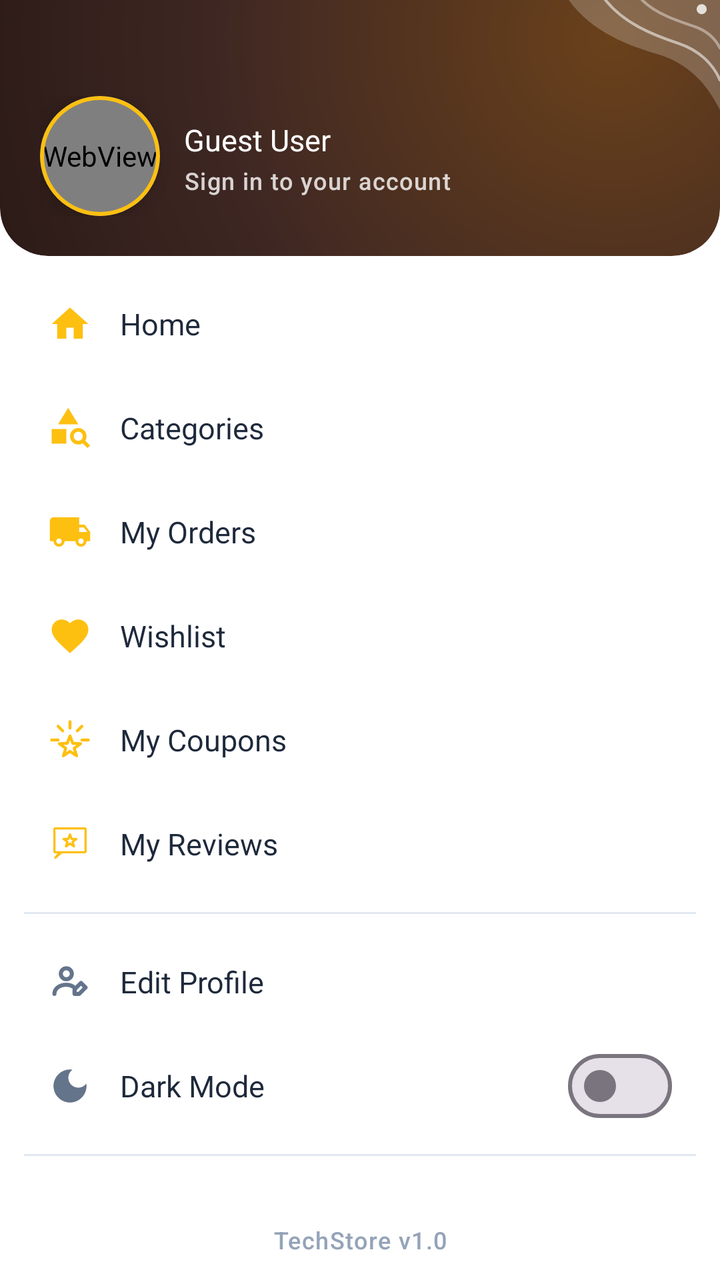
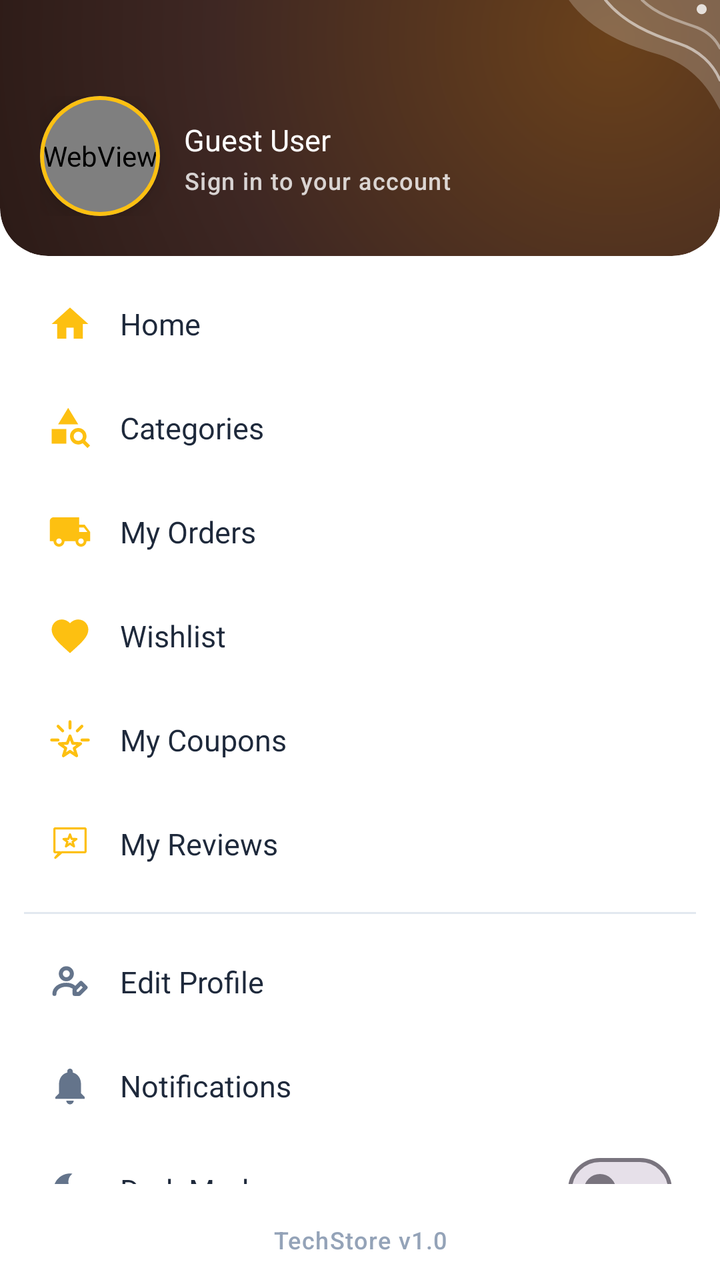

Two renders of the same Android screen: before a commit and after it. Below are the layout's source before the change and the commit's diff.
<!-- AndroidManifest.xml: application theme Theme.BeckieDealApp -->
<!-- res/layout/layout_drawer.xml -->
﻿<?xml version="1.0" encoding="utf-8"?>

<LinearLayout
    xmlns:android="http://schemas.android.com/apk/res/android"
    xmlns:app="http://schemas.android.com/apk/res-auto"
    android:id="@+id/drawerPanel"
    android:layout_width="300dp"
    android:layout_height="match_parent"
    android:layout_gravity="start"
    android:background="@color/surface"
    android:orientation="vertical"
    android:fitsSystemWindows="true">

    
    <FrameLayout
        android:layout_width="match_parent"
        android:layout_height="wrap_content"
        android:elevation="4dp">

        
        <RelativeLayout
            android:layout_width="match_parent"
            android:layout_height="wrap_content"
            android:background="@drawable/sidebar_header_full_bg"
            android:clipToOutline="true"
            android:paddingStart="20dp"
            android:paddingEnd="20dp"
            android:paddingTop="48dp"
            android:paddingBottom="20dp">

            
            <LinearLayout
                android:layout_width="match_parent"
                android:layout_height="wrap_content"
                android:gravity="center_vertical"
                android:orientation="horizontal">

                
                <com.google.android.material.card.MaterialCardView
                    android:id="@+id/drawerAvatarCard"
                    android:layout_width="60dp"
                    android:layout_height="60dp"
                    app:cardCornerRadius="30dp"
                    app:cardElevation="8dp"
                    app:strokeWidth="2dp"
                    app:strokeColor="@color/primary"
                    app:cardBackgroundColor="@color/dark_brown">

                    
                    <WebView
                        android:id="@+id/drawerAvatarWebView"
                        android:layout_width="match_parent"
                        android:layout_height="match_parent"
                        android:layout_gravity="center" />
                </com.google.android.material.card.MaterialCardView>

                
                <LinearLayout
                    android:layout_width="0dp"
                    android:layout_height="wrap_content"
                    android:layout_weight="1"
                    android:layout_marginStart="12dp"
                    android:orientation="vertical">

                    
                    <TextView
                        android:id="@+id/drawerWelcomeBack"
                        android:layout_width="wrap_content"
                        android:layout_height="wrap_content"
                        android:text="Welcome back"
                        android:textAppearance="@style/TextAppearance.App.Label"
                        android:textAllCaps="false"
                        android:textColor="@color/white_fixed"
                        android:alpha="0.8"
                        android:visibility="gone" />

                    <TextView
                        android:id="@+id/drawerUserName"
                        android:layout_width="wrap_content"
                        android:layout_height="wrap_content"
                        android:layout_marginTop="2dp"
                        android:text="Guest User"
                        android:textAppearance="@style/TextAppearance.App.CardPrice"
                        android:textColor="@color/white_fixed" />

                    <TextView
                        android:id="@+id/drawerUserEmail"
                        android:layout_width="wrap_content"
                        android:layout_height="wrap_content"
                        android:layout_marginTop="2dp"
                        android:text="Sign in to your account"
                        android:textAppearance="@style/TextAppearance.App.Label"
                        android:textAllCaps="false"
                        android:textColor="@color/white_fixed"
                        android:alpha="0.8" />

                </LinearLayout>

            </LinearLayout>

        </RelativeLayout>

        
        <ImageView
            android:layout_width="110dp"
            android:layout_height="71dp"
            android:layout_gravity="top|end"
            android:importantForAccessibility="no"
            android:scaleType="fitXY"
            android:src="@drawable/ic_card_swoosh" />

    </FrameLayout>

    
    <ScrollView
        android:layout_width="match_parent"
        android:layout_height="0dp"
        android:layout_weight="1"
        android:scrollbars="none"
        android:paddingTop="8dp"
        android:paddingBottom="8dp">

        <LinearLayout
            android:layout_width="match_parent"
            android:layout_height="wrap_content"
            android:orientation="vertical"
            android:paddingHorizontal="12dp">

            
            <LinearLayout
                android:id="@+id/drawerHome"
                android:layout_width="match_parent"
                android:layout_height="52dp"
                android:background="@drawable/drawer_item_bg"
                android:clickable="true"
                android:focusable="true"
                android:gravity="center_vertical"
                android:orientation="horizontal"
                android:paddingHorizontal="12dp">
                <ImageView
                    android:layout_width="22dp"
                    android:layout_height="22dp"
                    android:src="@drawable/ic_home"
                    android:contentDescription="Home"
                    app:tint="@color/primary" />
                <TextView
                    android:layout_width="0dp"
                    android:layout_height="wrap_content"
                    android:layout_weight="1"
                    android:layout_marginStart="14dp"
                    android:text="Home"
                    android:textAppearance="@style/TextAppearance.App.CardProductName" />
            </LinearLayout>

            
            <LinearLayout
                android:id="@+id/drawerCategories"
                android:layout_width="match_parent"
                android:layout_height="52dp"
                android:background="@drawable/drawer_item_bg"
                android:clickable="true"
                android:focusable="true"
                android:gravity="center_vertical"
                android:orientation="horizontal"
                android:paddingHorizontal="12dp">
                <ImageView
                    android:layout_width="22dp"
                    android:layout_height="22dp"
                    android:src="@drawable/category_search_24"
                    android:contentDescription="Categories"
                    app:tint="@color/primary" />
                <TextView
                    android:layout_width="0dp"
                    android:layout_height="wrap_content"
                    android:layout_weight="1"
                    android:layout_marginStart="14dp"
                    android:text="Categories"
                    android:textAppearance="@style/TextAppearance.App.CardProductName" />
            </LinearLayout>

            
            <LinearLayout
                android:id="@+id/drawerOrders"
                android:layout_width="match_parent"
                android:layout_height="52dp"
                android:background="@drawable/drawer_item_bg"
                android:clickable="true"
                android:focusable="true"
                android:gravity="center_vertical"
                android:orientation="horizontal"
                android:paddingHorizontal="12dp">
                <ImageView
                    android:layout_width="22dp"
                    android:layout_height="22dp"
                    android:src="@drawable/ic_orders"
                    android:contentDescription="My Orders"
                    app:tint="@color/primary" />
                <TextView
                    android:layout_width="0dp"
                    android:layout_height="wrap_content"
                    android:layout_weight="1"
                    android:layout_marginStart="14dp"
                    android:text="My Orders"
                    android:textAppearance="@style/TextAppearance.App.CardProductName" />
            </LinearLayout>

            
            <LinearLayout
                android:id="@+id/drawerWishlist"
                android:layout_width="match_parent"
                android:layout_height="52dp"
                android:background="@drawable/drawer_item_bg"
                android:clickable="true"
                android:focusable="true"
                android:gravity="center_vertical"
                android:orientation="horizontal"
                android:paddingHorizontal="12dp">

                <ImageView
                    android:layout_width="22dp"
                    android:layout_height="22dp"
                    android:contentDescription="Wishlist"
                    android:src="@drawable/ic_favorite"
                    app:tint="@color/primary" />

                <TextView
                    android:layout_width="0dp"
                    android:layout_height="wrap_content"
                    android:layout_marginStart="14dp"
                    android:layout_weight="1"
                    android:text="Wishlist"
                    android:textAppearance="@style/TextAppearance.App.CardProductName" />
                
                <TextView
                    android:id="@+id/drawerWishlistBadge"
                    android:layout_width="22dp"
                    android:layout_height="22dp"
                    android:background="@drawable/badge_pill"
                    android:backgroundTint="@color/red_error"
                    android:gravity="center"
                    android:text="0"
                    android:textAppearance="@style/TextAppearance.App.Label"
                    android:textColor="@color/white_fixed"
                    android:visibility="gone" />
            </LinearLayout>

            <LinearLayout
                android:id="@+id/drawerCoupons"
                android:layout_width="match_parent"
                android:layout_height="52dp"
                android:background="@drawable/drawer_item_bg"
                android:clickable="true"
                android:focusable="true"
                android:gravity="center_vertical"
                android:orientation="horizontal"
                android:paddingHorizontal="12dp">
                <ImageView
                    android:layout_width="22dp"
                    android:layout_height="22dp"
                    android:src="@drawable/star_shine_24"
                    android:contentDescription="My Coupons"
                    app:tint="@color/primary" />
                <TextView
                    android:layout_width="0dp"
                    android:layout_height="wrap_content"
                    android:layout_weight="1"
                    android:layout_marginStart="14dp"
                    android:text="My Coupons"
                    android:textAppearance="@style/TextAppearance.App.CardProductName" />

            </LinearLayout>

            
            <LinearLayout
                android:id="@+id/drawerReviews"
                android:layout_width="match_parent"
                android:layout_height="52dp"
                android:background="@drawable/drawer_item_bg"
                android:clickable="true"
                android:focusable="true"
                android:gravity="center_vertical"
                android:orientation="horizontal"
                android:paddingHorizontal="12dp">
                <ImageView
                    android:layout_width="22dp"
                    android:layout_height="22dp"
                    android:src="@drawable/reviews_24"
                    android:contentDescription="My Reviews"
                    app:tint="@color/primary" />
                <TextView
                    android:layout_width="0dp"
                    android:layout_height="wrap_content"
                    android:layout_weight="1"
                    android:layout_marginStart="14dp"
                    android:text="My Reviews"
                    android:textAppearance="@style/TextAppearance.App.CardProductName" />
            </LinearLayout>

            

            
            <View
                android:layout_width="match_parent"
                android:layout_height="1dp"
                android:layout_marginVertical="8dp"
                android:background="@color/border_color" />

            
            <LinearLayout
                android:id="@+id/drawerEditProfile"
                android:layout_width="match_parent"
                android:layout_height="52dp"
                android:background="@drawable/drawer_item_bg"
                android:clickable="true"
                android:focusable="true"
                android:gravity="center_vertical"
                android:orientation="horizontal"
                android:paddingHorizontal="12dp">
                <ImageView
                    android:layout_width="22dp"
                    android:layout_height="22dp"
                    android:src="@drawable/person_edit_24"
                    android:contentDescription="Edit Profile"
                    app:tint="@color/text_secondary" />
                <TextView
                    android:layout_width="0dp"
                    android:layout_height="wrap_content"
                    android:layout_weight="1"
                    android:layout_marginStart="14dp"
                    android:text="Edit Profile"
                    android:textAppearance="@style/TextAppearance.App.CardProductName" />
            </LinearLayout>

            

            
            <LinearLayout
                android:id="@+id/drawerDarkMode"
                android:layout_width="match_parent"
                android:layout_height="52dp"
                android:background="@drawable/drawer_item_bg"
                android:clickable="true"
                android:focusable="true"
                android:gravity="center_vertical"
                android:orientation="horizontal"
                android:paddingHorizontal="12dp">
                <ImageView
                    android:layout_width="22dp"
                    android:layout_height="22dp"
                    android:src="@drawable/ic_dark_mode"
                    android:contentDescription="Dark Mode"
                    app:tint="@color/text_secondary" />
                <TextView
                    android:layout_width="0dp"
                    android:layout_height="wrap_content"
                    android:layout_weight="1"
                    android:layout_marginStart="14dp"
                    android:text="Dark Mode"
                    android:textAppearance="@style/TextAppearance.App.CardProductName" />
                <com.google.android.material.materialswitch.MaterialSwitch
                    android:id="@+id/drawerDarkModeSwitch"
                    android:layout_width="wrap_content"
                    android:layout_height="wrap_content"
                    android:checked="false" />
            </LinearLayout>

            
            <View
                android:layout_width="match_parent"
                android:layout_height="1dp"
                android:layout_marginVertical="8dp"
                android:background="@color/border_color" />

            
            <LinearLayout
                android:id="@+id/drawerPrivacy"
                android:layout_width="match_parent"
                android:layout_height="52dp"
                android:background="@drawable/drawer_item_bg"
                android:clickable="true"
                android:focusable="true"
                android:gravity="center_vertical"
                android:orientation="horizontal"
                android:paddingHorizontal="12dp">
                <ImageView
                    android:layout_width="22dp"
                    android:layout_height="22dp"
                    android:src="@drawable/ic_privacy"
                    android:contentDescription="Privacy Policy"
                    app:tint="@color/text_secondary" />
                <TextView
                    android:layout_width="0dp"
                    android:layout_height="wrap_content"
                    android:layout_weight="1"
                    android:layout_marginStart="14dp"
                    android:text="Privacy Policy"
                    android:textAppearance="@style/TextAppearance.App.CardProductName" />
            </LinearLayout>

            
            <LinearLayout
                android:id="@+id/drawerTerms"
                android:layout_width="match_parent"
                android:layout_height="52dp"
                android:background="@drawable/drawer_item_bg"
                android:clickable="true"
                android:focusable="true"
                android:gravity="center_vertical"
                android:orientation="horizontal"
                android:paddingHorizontal="12dp">
                <ImageView
                    android:layout_width="22dp"
                    android:layout_height="22dp"
                    android:src="@drawable/ic_terms"
                    android:contentDescription="Terms of Service"
                    app:tint="@color/text_secondary" />
                <TextView
                    android:layout_width="0dp"
                    android:layout_height="wrap_content"
                    android:layout_weight="1"
                    android:layout_marginStart="14dp"
                    android:text="Terms of Service"
                    android:textAppearance="@style/TextAppearance.App.CardProductName" />
            </LinearLayout>

            
            <LinearLayout
                android:id="@+id/drawerAbout"
                android:layout_width="match_parent"
                android:layout_height="52dp"
                android:background="@drawable/drawer_item_bg"
                android:clickable="true"
                android:focusable="true"
                android:gravity="center_vertical"
                android:orientation="horizontal"
                android:paddingHorizontal="12dp">
                <ImageView
                    android:layout_width="22dp"
                    android:layout_height="22dp"
                    android:src="@drawable/ic_info"
                    android:contentDescription="About Us"
                    app:tint="@color/text_secondary" />
                <TextView
                    android:layout_width="0dp"
                    android:layout_height="wrap_content"
                    android:layout_weight="1"
                    android:layout_marginStart="14dp"
                    android:text="About Us"
                    android:textAppearance="@style/TextAppearance.App.CardProductName" />
            </LinearLayout>

            
            <LinearLayout
                android:id="@+id/drawerLogin"
                android:layout_width="match_parent"
                android:layout_height="52dp"
                android:background="@drawable/drawer_item_bg"
                android:clickable="true"
                android:focusable="true"
                android:gravity="center_vertical"
                android:orientation="horizontal"
                android:paddingHorizontal="12dp">
                <ImageView
                    android:id="@+id/drawerLoginIcon"
                    android:layout_width="22dp"
                    android:layout_height="22dp"
                    android:src="@drawable/ic_account"
                    android:contentDescription="Login"
                    app:tint="@color/text_secondary" />
                <TextView
                    android:id="@+id/drawerLoginLabel"
                    android:layout_width="0dp"
                    android:layout_height="wrap_content"
                    android:layout_weight="1"
                    android:layout_marginStart="14dp"
                    android:text="Login / Register"
                    android:textAppearance="@style/TextAppearance.App.CardProductName" />
            </LinearLayout>

            
            <LinearLayout
                android:id="@+id/drawerLogout"
                android:layout_width="match_parent"
                android:layout_height="52dp"
                android:background="@drawable/drawer_item_bg"
                android:clickable="true"
                android:focusable="true"
                android:gravity="center_vertical"
                android:orientation="horizontal"
                android:paddingHorizontal="12dp"
                android:visibility="gone">
                <ImageView
                    android:layout_width="22dp"
                    android:layout_height="22dp"
                    android:src="@drawable/ic_logout"
                    android:contentDescription="Logout"
                    app:tint="@color/red_error" />
                <TextView
                    android:layout_width="0dp"
                    android:layout_height="wrap_content"
                    android:layout_weight="1"
                    android:layout_marginStart="14dp"
                    android:text="Logout"
                    android:textAppearance="@style/TextAppearance.App.CardProductName"
                    android:textColor="@color/red_error" />
            </LinearLayout>

        </LinearLayout>
    </ScrollView>

    
    <TextView
        android:layout_width="match_parent"
        android:layout_height="40dp"
        android:gravity="center"
        android:text="TechStore v1.0"
        android:textAppearance="@style/TextAppearance.App.Label"
        android:textAllCaps="false"
        android:textColor="@color/text_muted" />

</LinearLayout>
<!-- resources referenced by this layout -->
<resources>
  <color name="border_color">#E2E8F0</color>
  <color name="dark_brown">#3E2723</color>
  <color name="primary">#FDC011</color>
  <color name="red_error">#EF4444</color>
  <color name="surface">#FFFFFF</color>
  <color name="text_muted">#94A3B8</color>
  <color name="text_secondary">#64748B</color>
  <color name="white_fixed">#FFFFFF</color>
  <style name="TextAppearance.App.CardPrice" parent="TextAppearance.Material3.BodyLarge">
          <item name="android:fontFamily">@font/synonym_semibold</item>
          <item name="android:textSize">15sp</item>
          <item name="android:letterSpacing">0</item>
          <item name="android:textColor">@color/text_primary</item>
      </style>
  <style name="TextAppearance.App.CardProductName" parent="TextAppearance.Material3.BodyLarge">
          <item name="android:fontFamily">@font/synonym_medium</item>
          <item name="android:textSize">15sp</item>
          <item name="android:letterSpacing">0</item>
          <item name="android:textColor">@color/text_primary</item>
      </style>
  <style name="Theme.BeckieDealApp" parent="Base.Theme.BeckieDealApp">
          <item name="buttonStyle">@style/Widget.App.Button</item>
          <item name="materialButtonStyle">@style/Widget.App.Button</item>
      </style>
  <color name="text_primary">#1E293B</color>
  <style name="Widget.App.Button" parent="Widget.Material3.Button">
          <item name="shapeAppearance">@style/ShapeAppearance.App.Button.Pill</item>
          <item name="android:textAppearance">@style/TextAppearance.App.Button</item>
      </style>
  <color name="on_primary">#FFFFFF</color>
  <color name="primary_container">#FDC011</color>
  <color name="on_primary_container">#582200</color>
  <color name="background">#F9F9F7</color>
  <color name="chip_selected_bg">#3E2723</color>
  <color name="on_surface">#251913</color>
  <style name="TextAppearance.App.ScreenTitle" parent="TextAppearance.Material3.HeadlineMedium">
          <item name="android:fontFamily">@font/amulya_bold</item>
          <item name="android:textSize">28sp</item>
          <item name="android:letterSpacing">-0.02</item>
          <item name="android:textColor">#000000</item>
      </style>
  <style name="TextAppearance.App.PriceHero" parent="TextAppearance.Material3.TitleLarge">
          <item name="android:fontFamily">@font/amulya_bold</item>
          <item name="android:textSize">22sp</item>
          <item name="android:letterSpacing">-0.01</item>
          <item name="android:textColor">@color/text_primary</item>
      </style>
  <style name="TextAppearance.App.Button" parent="TextAppearance.Material3.LabelLarge">
          <item name="android:fontFamily">@font/synonym_semibold</item>
          <item name="android:textSize">15sp</item>
          <item name="android:letterSpacing">0.01</item>
          <item name="android:textAllCaps">false</item>
      </style>
  <style name="ShapeAppearance.App.Button.Pill" parent="">
          <item name="cornerFamily">rounded</item>
          <item name="cornerSize">50%</item>
      </style>
  <color name="nav_indicator_fill">#FFF1EB</color>
  <style name="ShapeAppearance.App.BottomNav.ActiveIndicator" parent="">
          <item name="cornerFamily">rounded</item>
          <item name="cornerSize">50%</item>
      </style>
  <!-- unchanged entries left out for length: 25 -->
</resources>

<!-- the commit's change to res/layout/layout_drawer.xml (unified diff, before → after) -->
@@ -332,6 +332,30 @@
             </LinearLayout>
 
             
+            <LinearLayout
+                android:id="@+id/drawerNotifications"
+                android:layout_width="match_parent"
+                android:layout_height="52dp"
+                android:background="@drawable/drawer_item_bg"
+                android:clickable="true"
+                android:focusable="true"
+                android:gravity="center_vertical"
+                android:orientation="horizontal"
+                android:paddingHorizontal="12dp">
+                <ImageView
+                    android:layout_width="22dp"
+                    android:layout_height="22dp"
+                    android:src="@drawable/ic_notifications"
+                    android:contentDescription="Notifications"
+                    app:tint="@color/text_secondary" />
+                <TextView
+                    android:layout_width="0dp"
+                    android:layout_height="wrap_content"
+                    android:layout_weight="1"
+                    android:layout_marginStart="14dp"
+                    android:text="Notifications"
+                    android:textAppearance="@style/TextAppearance.App.CardProductName" />
+            </LinearLayout>
 
             
             <LinearLayout
<!-- resource entries referenced after the edit -->
@@ -8,6 +8,14 @@
   <color name="text_muted">#94A3B8</color>
   <color name="text_secondary">#64748B</color>
   <color name="white_fixed">#FFFFFF</color>
+  <!-- drawable ic_notifications (drawable) -->
+  <vector xmlns:android="http://schemas.android.com/apk/res/android"
+      android:width="24dp" android:height="24dp"
+      android:viewportWidth="24" android:viewportHeight="24">
+      
+      <path android:fillColor="#F97316"
+          android:pathData="M12,22c1.1,0 2,-0.9 2,-2h-4c0,1.1 0.9,2 2,2zM18,16v-5c0,-3.07 -1.64,-5.64 -4.5,-6.32V4c0,-0.83 -0.67,-1.5 -1.5,-1.5s-1.5,0.67 -1.5,1.5v0.68C7.63,5.36 6,7.92 6,11v5l-2,2v1h16v-1l-2,-2z"/>
+  </vector>
   <style name="TextAppearance.App.CardPrice" parent="TextAppearance.Material3.BodyLarge">
           <item name="android:fontFamily">@font/synonym_semibold</item>
           <item name="android:textSize">15sp</item>
